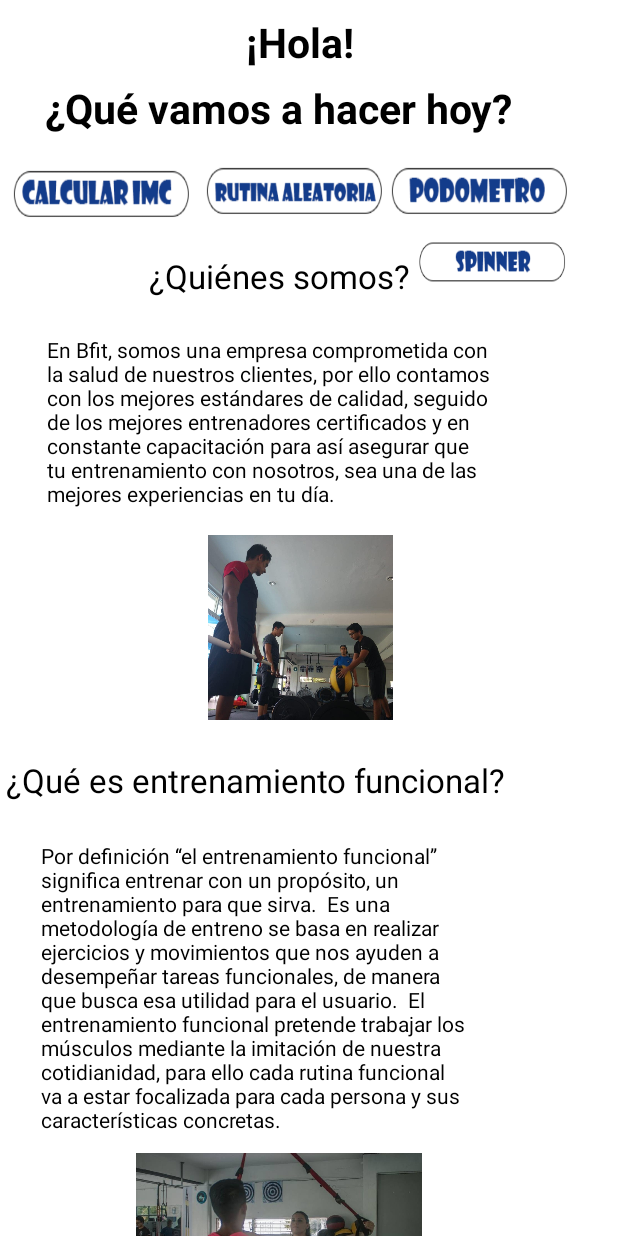
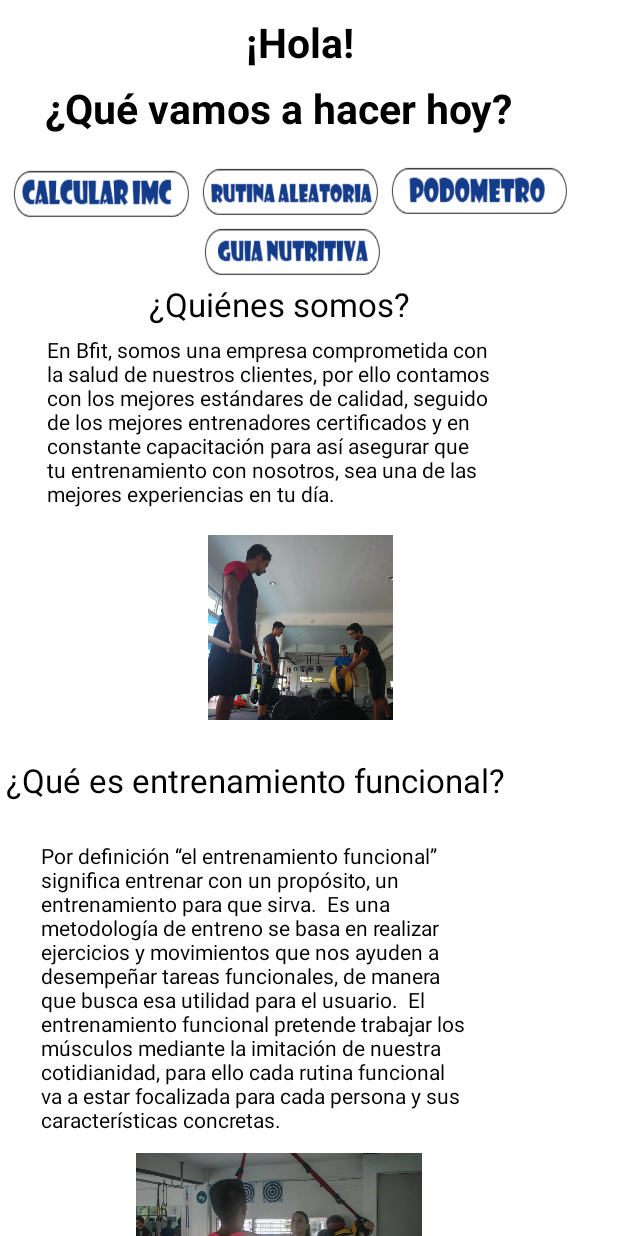
Before and after one commit to d13g0P3r3z/BFit22, an Android app: the PrincipalActivity screen opened directly, with no data from a screen before it, on a phone screen of 412 x 824 dp. Run offline under Robolectric (Android 15) with nearby library versions, the phone set to English and light mode, and no system bars.

Commit message:
botones compuestos
se agrego el boton guia

```diff
--- a/app/src/main/res/layout/activity_principal.xml
+++ b/app/src/main/res/layout/activity_principal.xml
@@ -5,6 +5,7 @@
     android:layout_width="match_parent"
     android:background="#FFF"
     android:layout_height="match_parent"
+
 
     tools:context=".PrincipalActivity">
 
@@ -74,8 +75,8 @@
 
                 android:layout_alignTop="@+id/buttonImc"
                 android:layout_alignParentStart="true"
-                android:layout_marginStart="136dp"
-                android:layout_marginTop="-2dp"
+                android:layout_marginStart="133dp"
+                android:layout_marginTop="-1dp"
                 android:background="@mipmap/rutina"
                 android:text="             "
                 android:textSize="12dp" />
@@ -120,7 +121,7 @@
                 android:layout_alignParentTop="true"
                 android:layout_centerVertical="true"
                 android:layout_marginStart="20dp"
-                android:layout_marginTop="169dp"
+                android:layout_marginTop="188dp"
                 android:text="¿Quiénes somos?"
                 android:textColor="@color/colorPrimary"
                 android:textSize="22dp" />
@@ -177,13 +178,13 @@
 
             <Button
                 android:id="@+id/button5"
-                android:layout_width="100dp"
-                android:layout_height="30dp"
+                android:layout_width="120dp"
+                android:layout_height="35dp"
                 android:layout_alignParentTop="true"
                 android:layout_alignParentEnd="true"
-                android:layout_marginTop="159dp"
-                android:layout_marginEnd="22dp"
-                android:background="@mipmap/spinner"
+                android:layout_marginTop="150dp"
+                android:layout_marginEnd="145dp"
+                android:background="@mipmap/guia"
                 android:text="         " />
 
 
```
Also changed, not shown: app/src/main/res/mipmap-mdpi/guia.png (added).
